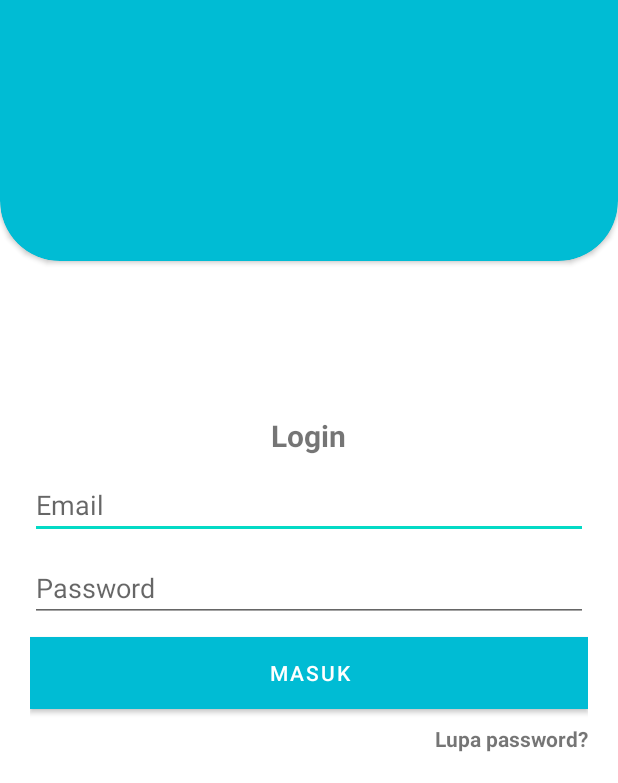
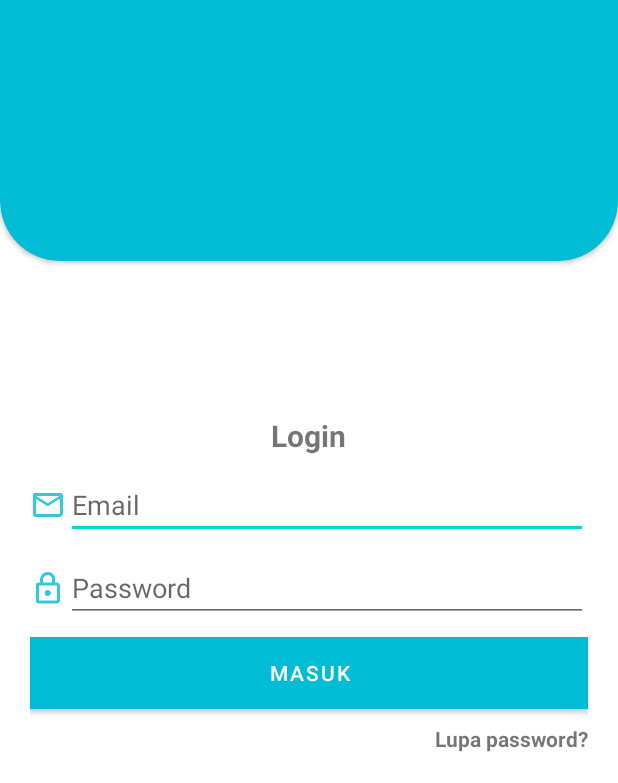
Before and after one commit to FarhanMuftiHilmy/Keluargaku, an Android app: the LoginActivity screen opened directly, with no data from a screen before it, on a phone screen of 412 x 824 dp, the part 453-1236 px from its top. Run offline under Robolectric (Android 15) with nearby library versions, the phone set to English and light mode, and no system bars; our stand-ins replace Firebase (no records; nobody signed in at launch, a user with empty details on screens opened directly).

Commit message:
Add toolbar and icons login

```diff
--- a/app/src/main/res/layout/activity_login.xml
+++ b/app/src/main/res/layout/activity_login.xml
@@ -40,6 +40,18 @@
             android:textSize="20sp"
             android:textStyle="bold" />
 
+        <LinearLayout
+            android:layout_width="match_parent"
+            android:layout_height="wrap_content"
+            android:orientation="horizontal">
+
+            <ImageView
+                android:layout_width="wrap_content"
+                android:layout_height="match_parent"
+                android:layout_marginTop="10dp"
+                android:src="@drawable/ic_email"/>
+
+
             <EditText
                 android:id="@+id/email"
                 android:layout_width="match_parent"
@@ -48,6 +60,19 @@
                 android:hint="Email"
                 android:inputType="textEmailAddress" />
 
+        </LinearLayout>
+
+        <LinearLayout
+            android:layout_width="match_parent"
+            android:layout_height="wrap_content"
+            android:orientation="horizontal">
+
+            <ImageView
+                android:layout_width="wrap_content"
+                android:layout_height="match_parent"
+                android:layout_marginTop="10dp"
+                android:src="@drawable/ic_lock"/>
+
             <EditText
                 android:id="@+id/password"
                 android:layout_width="match_parent"
@@ -55,6 +80,8 @@
                 android:layout_marginTop="10dp"
                 android:hint="Password"
                 android:inputType="textPassword" />
+
+        </LinearLayout>
 
         <Button
             android:id="@+id/btn_login"
```
Lines whose indentation alone changed are shown as unchanged.
